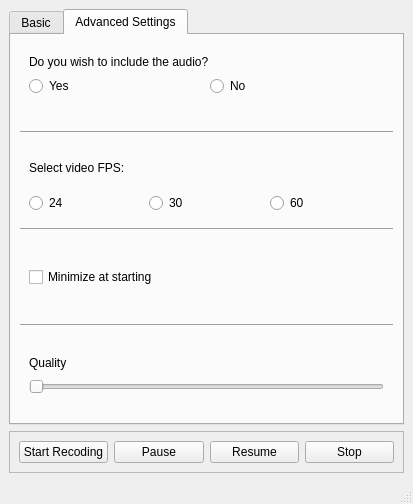
Qt form TestScreenDer/TestScreenDer/mainwindow.ui (cheina97/ScreenRecorderQT) before a commit.
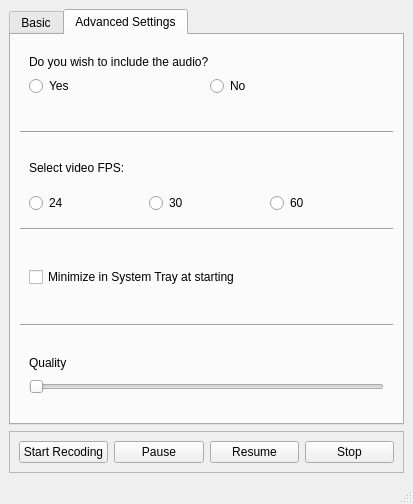
The same form after that commit. Icons and pictures are not drawn.

Commit message: IconTray and different behaviours added + small changes

```diff
--- a/TestScreenDer/TestScreenDer/mainwindow.ui
+++ b/TestScreenDer/TestScreenDer/mainwindow.ui
@@ -252,7 +252,7 @@
              <item>
               <widget class="QCheckBox" name="checkBox">
                <property name="text">
-                <string>Minimize at starting</string>
+                <string>Minimize in System Tray at starting</string>
                </property>
               </widget>
              </item>
```
Left out of the diff: 10 changed lines with no effect on the pictures. The commit also changes 9 other files.
